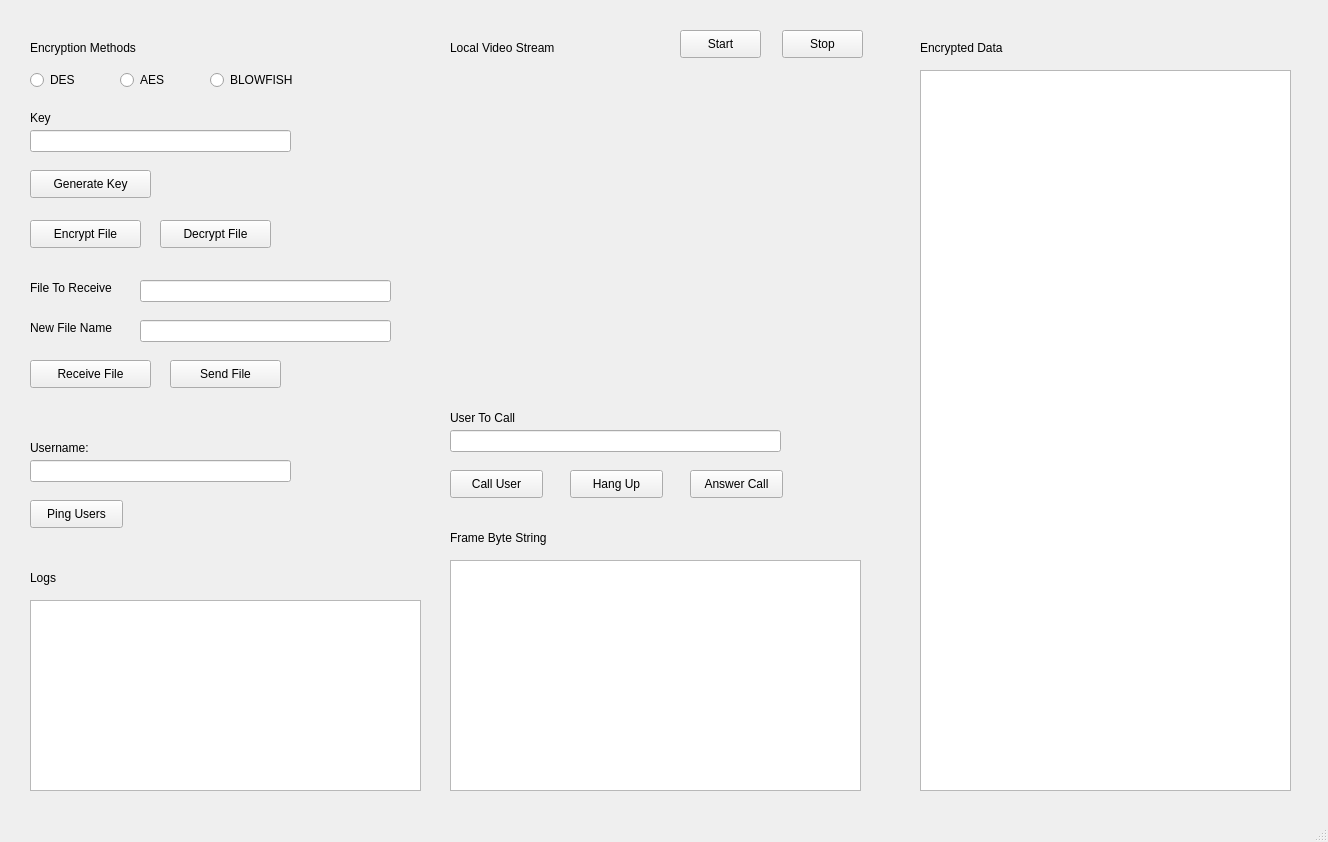
Qt form EncryptionServer/UI.ui (rahuljain1310/ChatApp) before a commit.
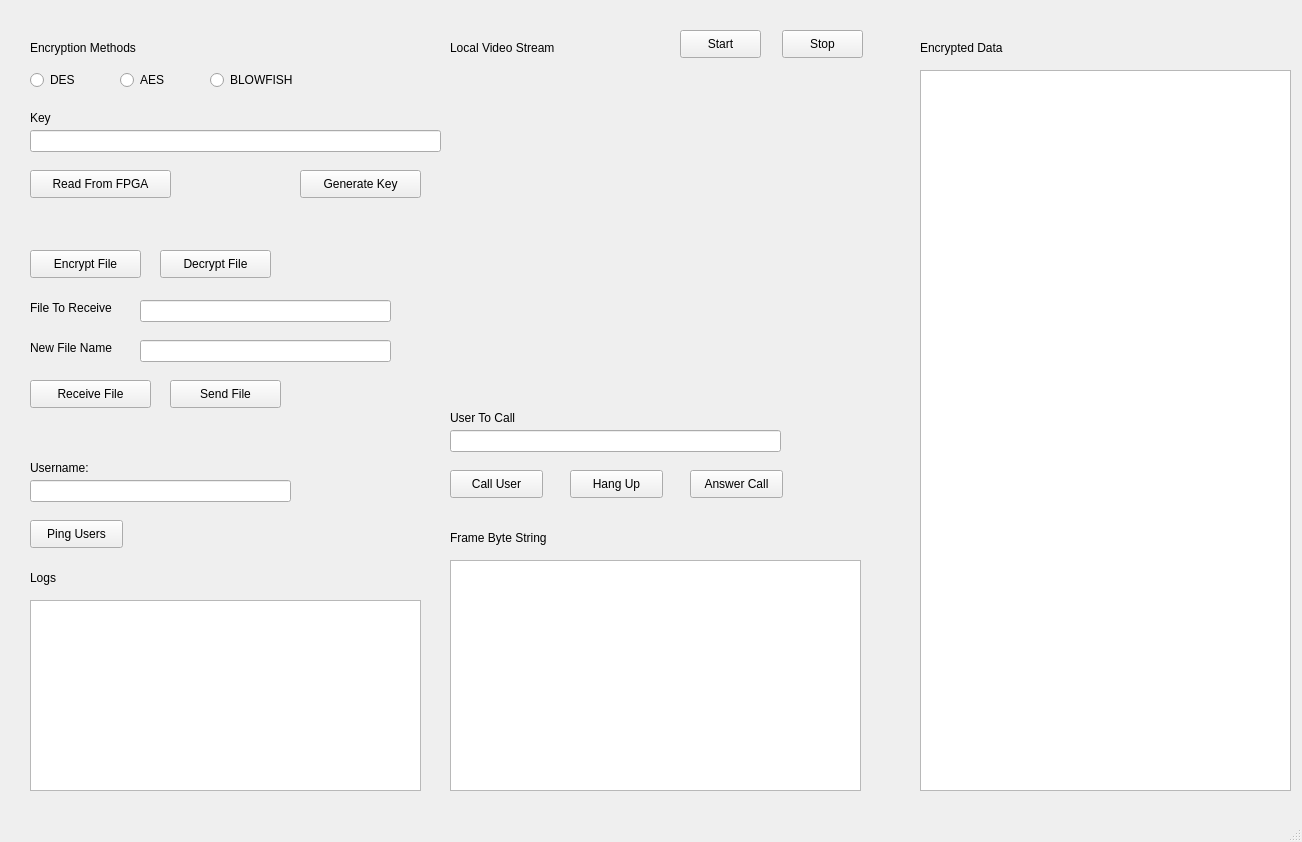
The same form after that commit. Icons and pictures are not drawn.

Patch:
```diff
--- a/EncryptionServer/UI.ui
+++ b/EncryptionServer/UI.ui
@@ -6,7 +6,7 @@
    <rect>
     <x>0</x>
     <y>0</y>
-    <width>1328</width>
+    <width>1302</width>
     <height>842</height>
    </rect>
   </property>
@@ -47,7 +47,7 @@
     <property name="geometry">
      <rect>
       <x>30</x>
-      <y>220</y>
+      <y>250</y>
       <width>111</width>
       <height>28</height>
      </rect>
@@ -105,7 +105,7 @@
     <property name="geometry">
      <rect>
       <x>170</x>
-      <y>360</y>
+      <y>380</y>
       <width>111</width>
       <height>28</height>
      </rect>
@@ -132,7 +132,7 @@
      <rect>
       <x>30</x>
       <y>130</y>
-      <width>261</width>
+      <width>411</width>
       <height>22</height>
      </rect>
     </property>
@@ -166,7 +166,7 @@
    <widget class="QPushButton" name="GenerateKeyButton">
     <property name="geometry">
      <rect>
-      <x>30</x>
+      <x>300</x>
       <y>170</y>
       <width>121</width>
       <height>28</height>
@@ -203,7 +203,7 @@
     <property name="geometry">
      <rect>
       <x>30</x>
-      <y>460</y>
+      <y>480</y>
       <width>261</width>
       <height>22</height>
      </rect>
@@ -219,7 +219,7 @@
     <property name="geometry">
      <rect>
       <x>30</x>
-      <y>440</y>
+      <y>460</y>
       <width>71</width>
       <height>16</height>
      </rect>
@@ -232,7 +232,7 @@
     <property name="geometry">
      <rect>
       <x>30</x>
-      <y>500</y>
+      <y>520</y>
       <width>93</width>
       <height>28</height>
      </rect>
@@ -255,7 +255,7 @@
     <property name="geometry">
      <rect>
       <x>160</x>
-      <y>220</y>
+      <y>250</y>
       <width>111</width>
       <height>28</height>
      </rect>
@@ -268,7 +268,7 @@
     <property name="geometry">
      <rect>
       <x>30</x>
-      <y>360</y>
+      <y>380</y>
       <width>121</width>
       <height>28</height>
      </rect>
@@ -281,7 +281,7 @@
     <property name="geometry">
      <rect>
       <x>140</x>
-      <y>280</y>
+      <y>300</y>
       <width>251</width>
       <height>22</height>
      </rect>
@@ -291,7 +291,7 @@
     <property name="geometry">
      <rect>
       <x>30</x>
-      <y>280</y>
+      <y>300</y>
       <width>91</width>
       <height>16</height>
      </rect>
@@ -304,7 +304,7 @@
     <property name="geometry">
      <rect>
       <x>140</x>
-      <y>320</y>
+      <y>340</y>
       <width>251</width>
       <height>22</height>
      </rect>
@@ -314,7 +314,7 @@
     <property name="geometry">
      <rect>
       <x>30</x>
-      <y>320</y>
+      <y>340</y>
       <width>91</width>
       <height>16</height>
      </rect>
@@ -453,6 +453,19 @@
      <string>Start</string>
     </property>
    </widget>
+   <widget class="QPushButton" name="ReadFPGA">
+    <property name="geometry">
+     <rect>
+      <x>30</x>
+      <y>170</y>
+      <width>141</width>
+      <height>28</height>
+     </rect>
+    </property>
+    <property name="text">
+     <string>Read From FPGA</string>
+    </property>
+   </widget>
   </widget>
   <widget class="QMenuBar" name="menubar">
    <property name="geometry">
```
Left out of the diff: 2 changed lines with no effect on the pictures.
